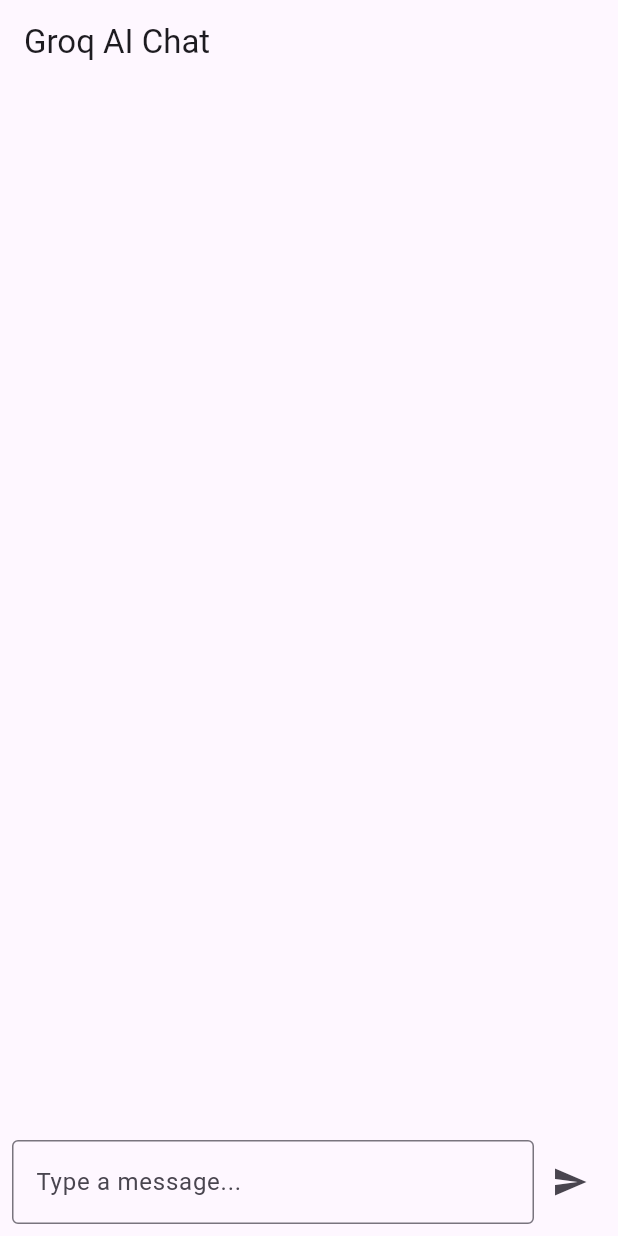
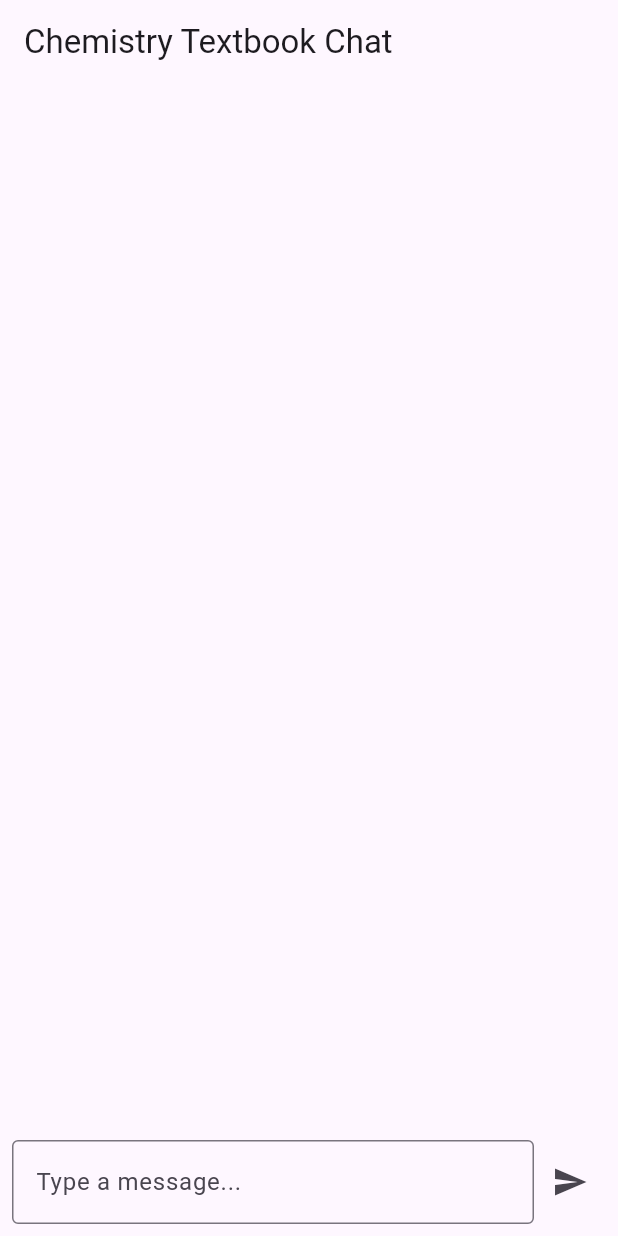
Before and after one commit to musharrafhamraz/Stock-Prediction-App, a Flutter app: the screen it shows after launch, after a tap on the "send" icon, on a phone screen of 412 x 824 dp. Run offline on Flutter 3.47's test engine with Material 3 defaults, Android fonts, the phone set to English and light mode, and no system bars.

Commit message:
code modified according to the need

```diff
--- a/lib/chat_screen.dart
+++ b/lib/chat_screen.dart
@@ -1,16 +1,27 @@
 import 'package:flutter/material.dart';
 import 'api_service.dart';
+import 'textbook.dart'; // This file contains the textbook content
 
 class ChatScreen extends StatefulWidget {
   const ChatScreen({super.key});
 
   @override
-  _ChatScreenState createState() => _ChatScreenState();
+  ChatScreenState createState() => ChatScreenState();
 }
 
-class _ChatScreenState extends State<ChatScreen> {
+class ChatScreenState extends State<ChatScreen> {
   final TextEditingController _controller = TextEditingController();
   List<Map<String, dynamic>> messages = [];
+
+  // Function to find relevant content
+  String findRelevantText(String query) {
+    for (var page in textbookContent) {
+      if (page.toLowerCase().contains(query.toLowerCase())) {
+        return page; // Return the first matching content
+      }
+    }
+    return ""; // No match found
+  }
 
   void sendMessage() async {
     String userMessage = _controller.text.trim();
@@ -22,17 +33,30 @@ class _ChatScreenState extends State<ChatScreen> {
 
     _controller.clear();
 
-    String botResponse = await GroqService.sendMessage(userMessage);
+    // Step 1: Try to find relevant content in the book
+    String textbookResponse = findRelevantText(userMessage);
 
-    setState(() {
-      messages.add({"text": botResponse, "isUser": false});
-    });
+    if (textbookResponse.isNotEmpty) {
+      // Step 2: Summarize the content while maintaining textbook language level
+      String summarizedText = await GroqService.summarizeText(textbookResponse);
+
+      setState(() {
+        messages.add({"text": summarizedText, "isUser": false});
+      });
+    } else {
+      // Step 3: If no match is found, ask Groq API to answer
+      String botResponse = await GroqService.sendMessage(userMessage);
+
+      setState(() {
+        messages.add({"text": botResponse, "isUser": false});
+      });
+    }
   }
 
   @override
   Widget build(BuildContext context) {
     return Scaffold(
-      appBar: AppBar(title: Text("Groq AI Chat")),
+      appBar: AppBar(title: const Text("Chemistry Textbook Chat")),
       body: Column(
         children: [
           Expanded(
@@ -44,8 +68,9 @@ class _ChatScreenState extends State<ChatScreen> {
                       ? Alignment.centerRight
                       : Alignment.centerLeft,
                   child: Container(
-                    margin: EdgeInsets.symmetric(vertical: 4, horizontal: 10),
-                    padding: EdgeInsets.all(10),
+                    margin:
+                        const EdgeInsets.symmetric(vertical: 4, horizontal: 10),
+                    padding: const EdgeInsets.all(10),
                     decoration: BoxDecoration(
                       color: messages[index]["isUser"]
                           ? Colors.blueAccent
@@ -65,20 +90,20 @@ class _ChatScreenState extends State<ChatScreen> {
             ),
           ),
           Padding(
-            padding: EdgeInsets.all(8),
+            padding: const EdgeInsets.all(8),
             child: Row(
               children: [
                 Expanded(
                   child: TextField(
                     controller: _controller,
-                    decoration: InputDecoration(
+                    decoration: const InputDecoration(
                       hintText: "Type a message...",
                       border: OutlineInputBorder(),
                     ),
                   ),
                 ),
                 IconButton(
-                  icon: Icon(Icons.send),
+                  icon: const Icon(Icons.send),
                   onPressed: sendMessage,
                 ),
               ],
```
